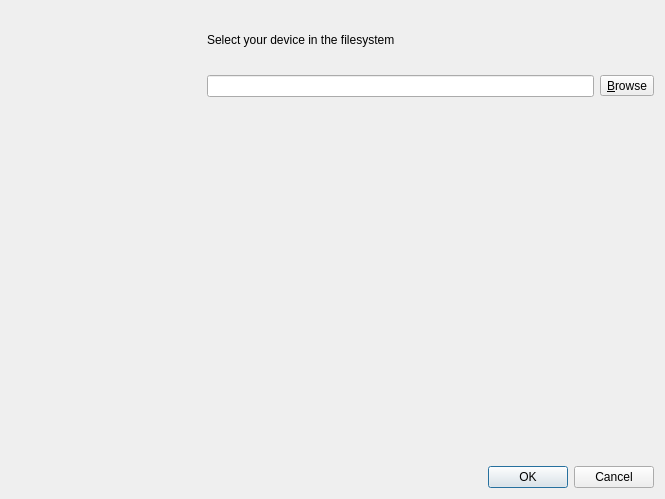
Rockbox-Chinese-Community/Rockbox-RCC, file rbutil/rbutilqt/installzipfrm.ui: the form before one commit.
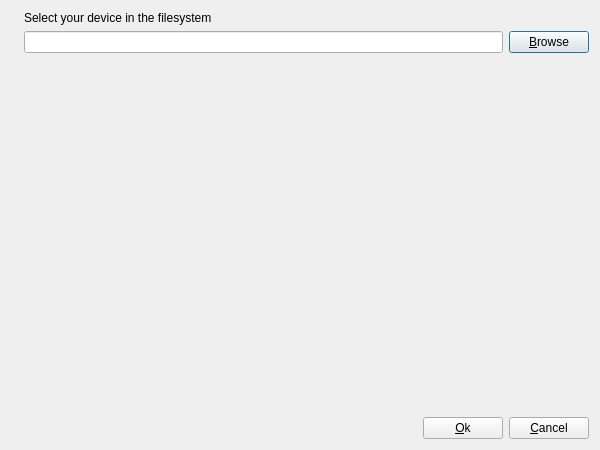
The form after the commit. Icons and pictures are not drawn.

Commit message: Add some more icons to a few dialogs and fix visual glitches.

The edit to the form file:
```diff
--- a/rbutil/rbutilqt/installzipfrm.ui
+++ b/rbutil/rbutilqt/installzipfrm.ui
@@ -8,15 +8,15 @@
    <rect>
     <x>0</x>
     <y>0</y>
-    <width>665</width>
-    <height>499</height>
+    <width>600</width>
+    <height>450</height>
    </rect>
   </property>
   <property name="windowTitle" >
    <string>Install Zip</string>
   </property>
   <layout class="QGridLayout" >
-   <item rowspan="8" row="0" column="0" >
+   <item rowspan="4" row="0" column="0" >
     <widget class="QLabel" name="label" >
      <property name="text" >
       <string/>
@@ -24,36 +24,32 @@
      <property name="pixmap" >
       <pixmap resource="rbutilqt.qrc" >:/icons/icons/wizard.xpm</pixmap>
      </property>
+     <property name="alignment" >
+      <set>Qt::AlignLeading|Qt::AlignLeft|Qt::AlignTop</set>
+     </property>
     </widget>
    </item>
-   <item row="0" column="1" colspan="3" >
+   <item row="0" column="1" colspan="4" >
     <widget class="QLabel" name="label_2" >
      <property name="text" >
       <string>Select your device in the filesystem</string>
      </property>
     </widget>
    </item>
-   <item row="1" column="1" colspan="2" >
+   <item row="1" column="1" colspan="3" >
     <widget class="QLineEdit" name="lineMountPoint" />
    </item>
-   <item row="1" column="3" >
-    <widget class="QToolButton" name="buttonBrowse" >
+   <item row="1" column="4" >
+    <widget class="QPushButton" name="buttonBrowse" >
      <property name="text" >
       <string>&amp;Browse</string>
      </property>
-    </widget>
-   </item>
-   <item row="9" column="2" colspan="2" >
-    <widget class="QDialogButtonBox" name="buttonBox" >
-     <property name="orientation" >
-      <enum>Qt::Horizontal</enum>
+     <property name="icon" >
+      <iconset resource="rbutilqt.qrc" >:/icons/icons/system-search.png</iconset>
      </property>
-     <property name="standardButtons" >
-      <set>QDialogButtonBox::Cancel|QDialogButtonBox::NoButton|QDialogButtonBox::Ok</set>
-     </property>
     </widget>
    </item>
-   <item rowspan="4" row="4" column="1" colspan="3" >
+   <item row="2" column="2" >
     <spacer>
      <property name="orientation" >
       <enum>Qt::Vertical</enum>
@@ -66,6 +62,43 @@
      </property>
     </spacer>
    </item>
+   <item row="3" column="1" >
+    <spacer>
+     <property name="orientation" >
+      <enum>Qt::Horizontal</enum>
+     </property>
+     <property name="sizeHint" >
+      <size>
+       <width>40</width>
+       <height>20</height>
+      </size>
+     </property>
+    </spacer>
+   </item>
+   <item row="3" column="3" colspan="2" >
+    <layout class="QHBoxLayout" >
+     <item>
+      <widget class="QPushButton" name="buttonOk" >
+       <property name="text" >
+        <string>&amp;Ok</string>
+       </property>
+       <property name="icon" >
+        <iconset resource="rbutilqt.qrc" >:/icons/icons/go-next.png</iconset>
+       </property>
+      </widget>
+     </item>
+     <item>
+      <widget class="QPushButton" name="buttonCancel" >
+       <property name="text" >
+        <string>&amp;Cancel</string>
+       </property>
+       <property name="icon" >
+        <iconset resource="rbutilqt.qrc" >:/icons/icons/process-stop.png</iconset>
+       </property>
+      </widget>
+     </item>
+    </layout>
+   </item>
   </layout>
  </widget>
  <resources>
```
Left out of the diff: 24 changed lines with no effect on the pictures. The commit also changes 2 other files.
